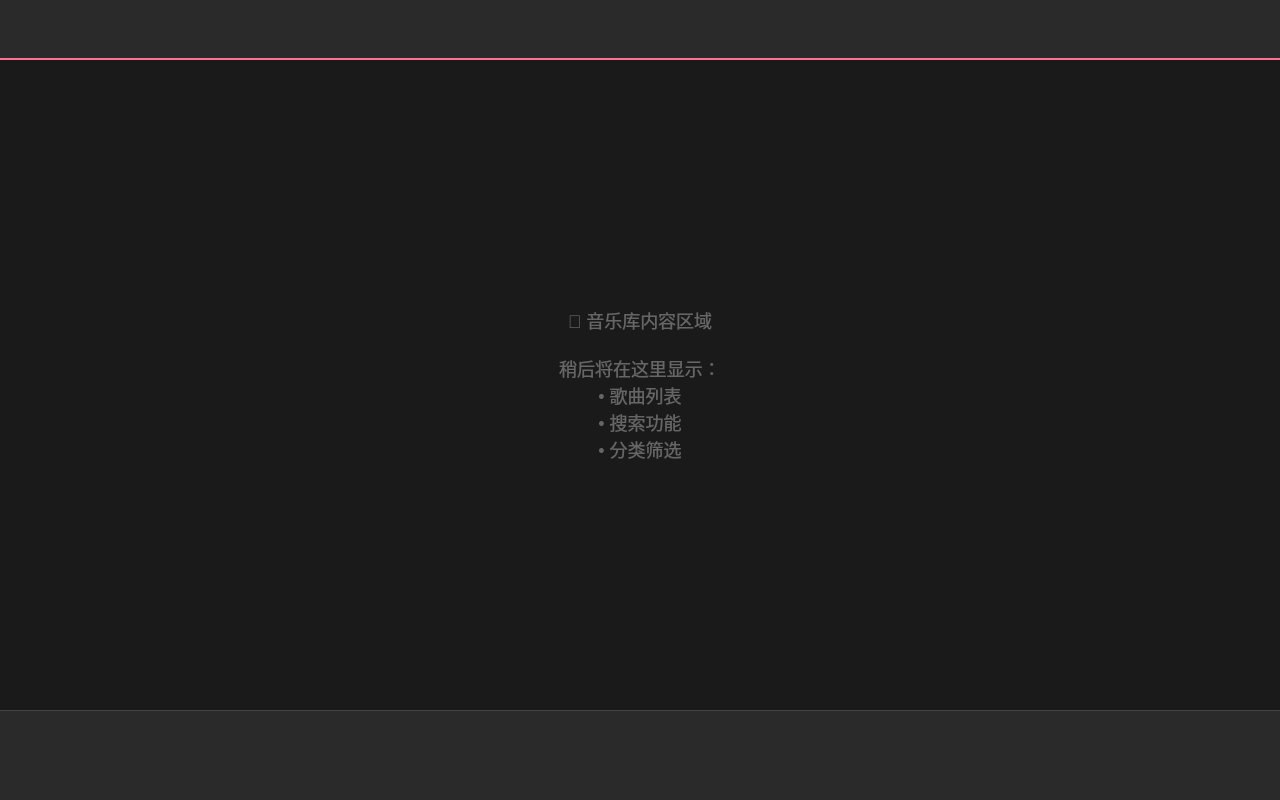
Before: the Qt Designer form ui/windows/MainWindow.ui in Yuan-Xinping/BiliMusicPlayer, drawn with Qt 5.
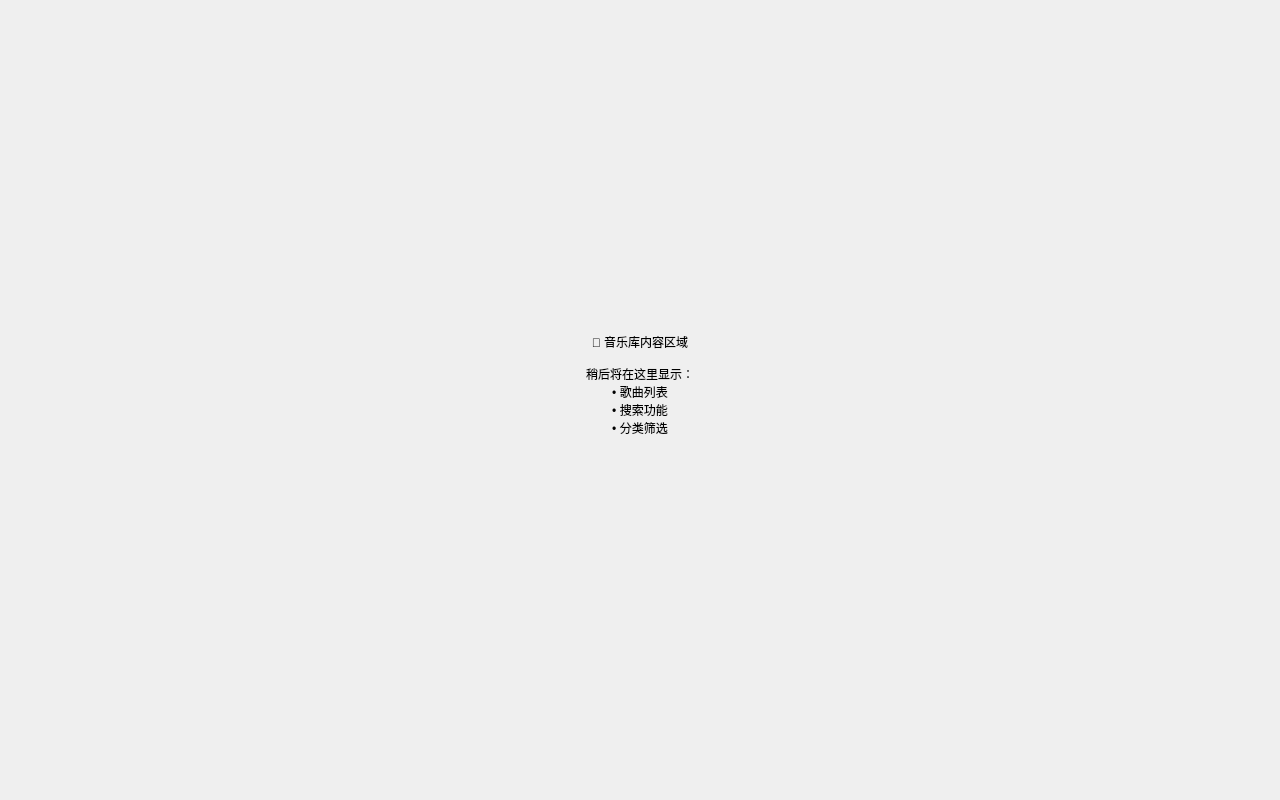
After: the same form once the commit is applied.

What changed in the file:
```diff
--- a/ui/windows/MainWindow.ui
+++ b/ui/windows/MainWindow.ui
@@ -19,21 +19,7 @@
     <height>600</height>
    </size>
   </property>
-  <property name="styleSheet">
-   <string>QMainWindow {
-    background-color: #1A1A1A;
-    color: #FFFFFF;
-}</string>
-  </property>
   <widget class="QWidget" name="centralwidget">
-   <property name="styleSheet">
-    <string>QWidget#centralwidget {
-    background-color: #1A1A1A;
-    border: none;
-    margin: 0px;
-    padding: 0px;
-}</string>
-   </property>
    <layout class="QVBoxLayout" name="mainLayout">
     <property name="spacing">
      <number>0</number>
@@ -70,12 +56,6 @@
         <height>60</height>
        </size>
       </property>
-      <property name="styleSheet">
-       <string>#titleBarWidget {
-    background-color: #2A2A2A;
-    border-bottom: 2px solid #FB7299;
-}</string>
-      </property>
      </widget>
     </item>
     <item>
@@ -86,11 +66,6 @@
         <verstretch>1</verstretch>
        </sizepolicy>
       </property>
-      <property name="styleSheet">
-       <string>QStackedWidget {
-    background-color: #1A1A1A;
-}</string>
-      </property>
       <property name="currentIndex">
        <number>0</number>
       </property>
@@ -124,11 +99,6 @@
           <property name="alignment">
            <set>Qt::AlignCenter</set>
           </property>
-          <property name="styleSheet">
-           <string>color: #666666;
-font-size: 18px;
-background-color: transparent;</string>
-          </property>
          </widget>
         </item>
        </layout>
@@ -233,12 +203,6 @@
         <height>90</height>
        </size>
       </property>
-      <property name="styleSheet">
-       <string>#playbackBarWidget {
-    background-color: #2A2A2A;
-    border-top: 1px solid #444444;
-}</string>
-      </property>
      </widget>
     </item>
    </layout>
```
Left out of the diff: 18 changed lines with no effect on the pictures.
